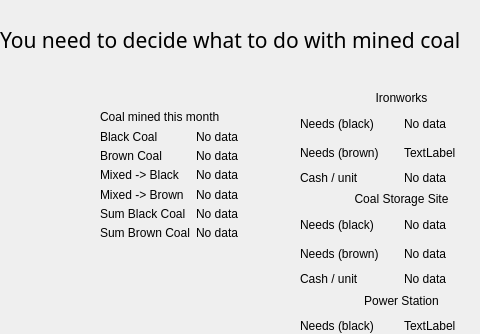
Old version of the form newmonthdialog.ui in the repository foltysM/Mine-Simulator-Cpp; both pictures show x 0 to 480 and y 0 to 334 of the 906 by 521 pixel window.
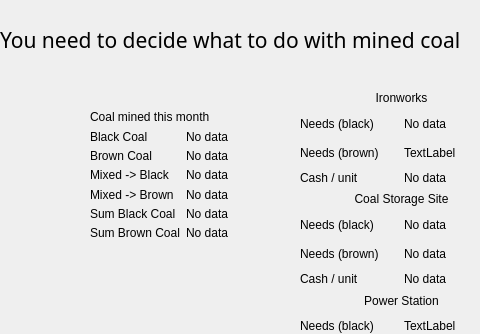
New version of the form. Icons and pictures are not drawn.

```diff
--- a/newmonthdialog.ui
+++ b/newmonthdialog.ui
@@ -20,7 +20,7 @@
   <widget class="QWidget" name="gridLayoutWidget">
    <property name="geometry">
     <rect>
-     <x>100</x>
+     <x>90</x>
      <y>110</y>
      <width>181</width>
      <height>129</height>
```
Left out of the diff: 2 changed lines with no effect on the pictures.
